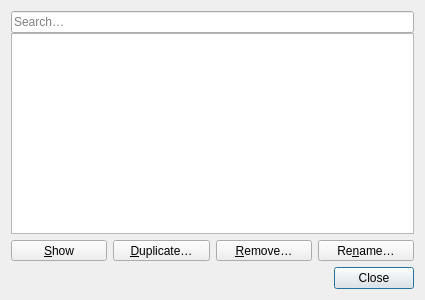
The window that src/ui/qgselevationprofilemanagerbase.ui (qgis/QGIS) describes before a commit, drawn with Qt 5.
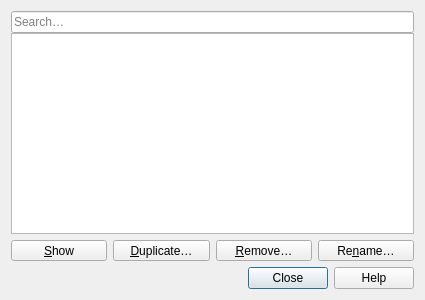
The same window after the commit. Icons and pictures are not drawn. Custom widgets are drawn as their Qt base class.

Commit message: Add help buttons to elevation profile dialogs

```diff
--- a/src/ui/qgselevationprofilemanagerbase.ui
+++ b/src/ui/qgselevationprofilemanagerbase.ui
@@ -113,7 +113,7 @@
       <enum>Qt::Horizontal</enum>
      </property>
      <property name="standardButtons">
-      <set>QDialogButtonBox::Close</set>
+      <set>QDialogButtonBox::StandardButton::Close|QDialogButtonBox::StandardButton::Help</set>
      </property>
     </widget>
    </item>
```
Left out of the diff: 6 changed lines with no effect on the pictures. The commit also changes 7 other files.
